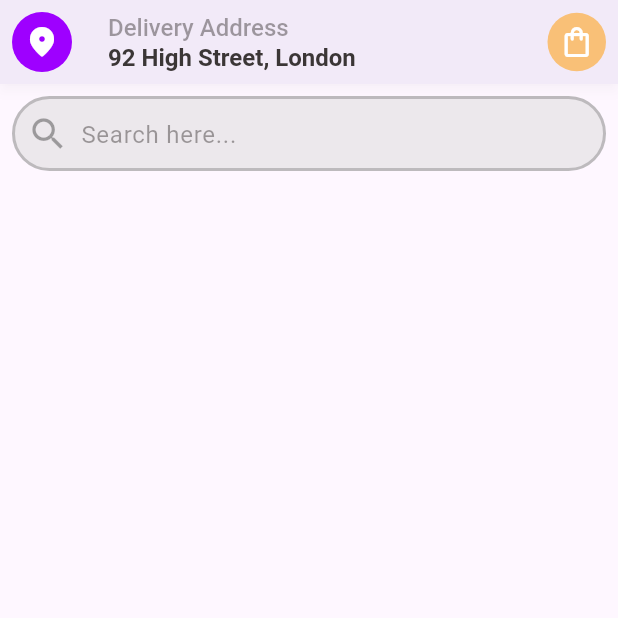
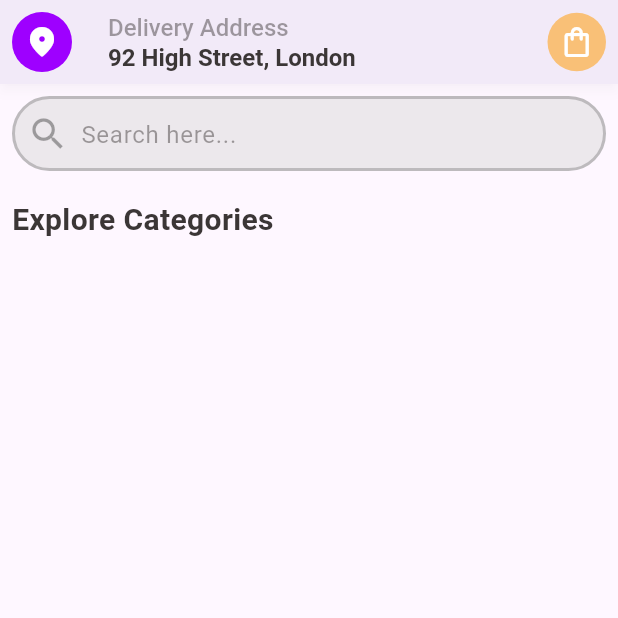
Before and after one commit to dulakshirb/flutter_grocery, a Flutter app: the screen it shows after launch, on a phone screen of 412 x 824 dp, the top half of it. Run offline on Flutter 3.47's test engine with Material 3 defaults, Android fonts, the phone set to English and light mode, and no system bars.

Commit message:
Sub title widget created 💥

```diff
--- a/lib/pages/home_page/home_page.dart
+++ b/lib/pages/home_page/home_page.dart
@@ -1,6 +1,7 @@
 import 'package:flutter/material.dart';
 import 'package:flutter_grocery/pages/home_page/widgets/search_bar_field.dart';
 import 'package:flutter_grocery/widgets/app_bar/app_bar.dart';
+import 'package:flutter_grocery/widgets/sub_title.dart';
 
 class HomePage extends StatelessWidget {
   const HomePage({super.key});
@@ -19,8 +20,16 @@ class HomePage extends StatelessWidget {
           child: Padding(
             padding: const EdgeInsets.all(8.0),
             child: Column(
+              crossAxisAlignment: CrossAxisAlignment.start,
               children: [
                 SearchBarField(),
+                const SizedBox(
+                  height: 18,
+                ),
+                SubTitle(title: 'Explore Categories'),
+                const SizedBox(
+                  height: 18,
+                ),
               ],
             ),
           ),
--- /dev/null
+++ b/lib/widgets/sub_title.dart
@@ -0,0 +1,18 @@
+import 'package:flutter/material.dart';
+
+class SubTitle extends StatelessWidget {
+  final String title;
+  const SubTitle({super.key, required this.title});
+
+  @override
+  Widget build(BuildContext context) {
+    return Text(
+      title,
+      style: TextStyle(
+        color: Color(0xFF3B3636),
+        fontWeight: FontWeight.bold,
+        fontSize: 20,
+      ),
+    );
+  }
+}
```
